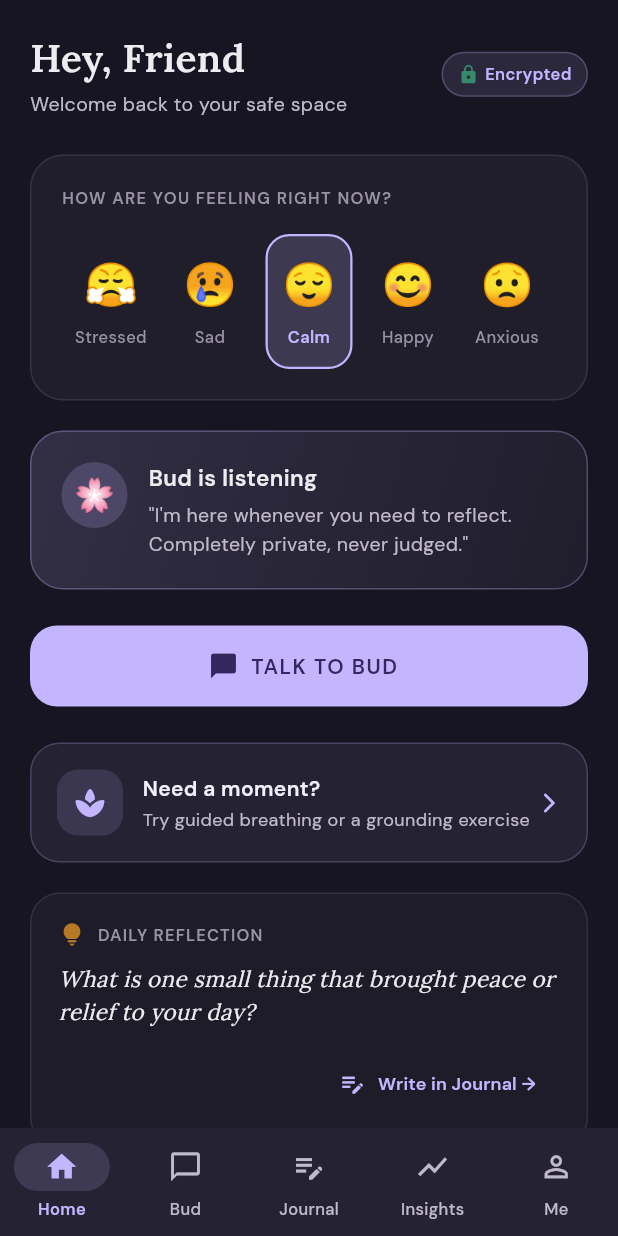
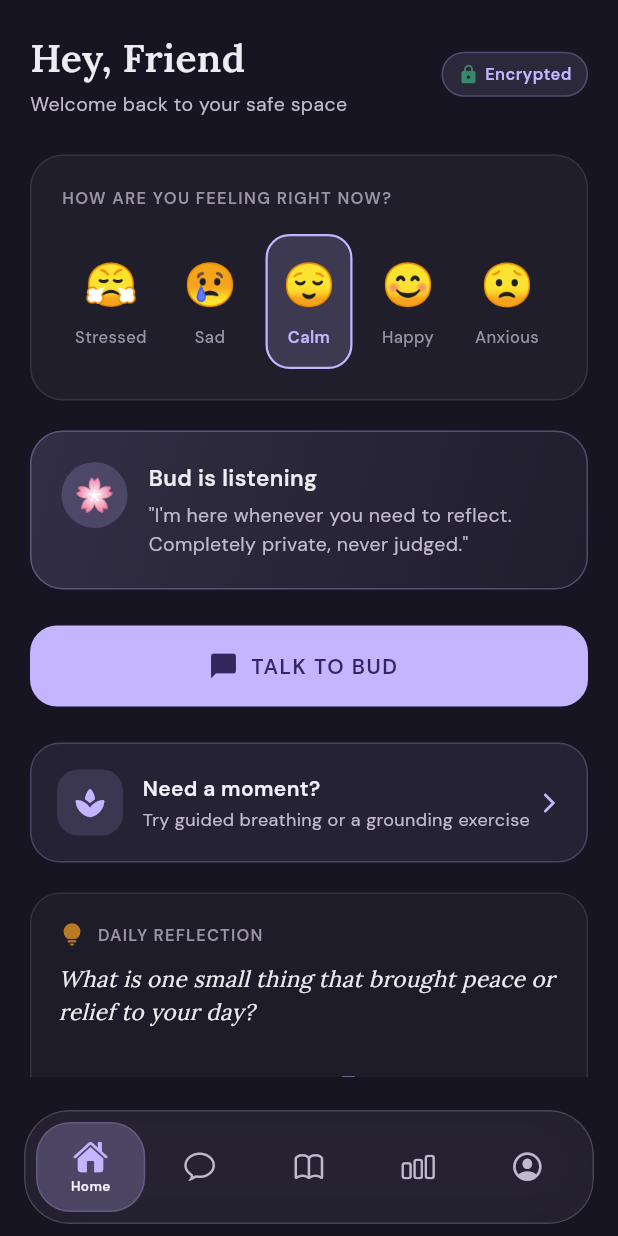
Before and after one commit to Harry-Jees/Pillow_Bud, a Flutter app: the HomeScreen screen opened directly, on a phone screen of 412 x 824 dp. Run offline on Flutter 3.47's test engine with Material 3 defaults, Android fonts, the phone set to English and light mode, and no system bars; our stand-ins replace dio, file_picker, flutter_local_notifications, flutter_riverpod, flutter_secure_storage, local_auth and 4 more; missing offline and left inert: encrypt, llama_cpp; accounts and stored records are empty.

Commit message:
Replace mobile navigation with floating liquid-glass iOS dock

```diff
--- a/pillow_bud/lib/screens/home_screen.dart
+++ b/pillow_bud/lib/screens/home_screen.dart
@@ -1,4 +1,7 @@
+import 'dart:ui' as ui;
+
 import 'package:flutter/material.dart';
+import 'package:flutter/cupertino.dart';
 import 'package:flutter_riverpod/flutter_riverpod.dart';
 import 'package:pillow_bud/providers/app_state_provider.dart';
 import 'package:pillow_bud/providers/theme_provider.dart';
@@ -121,41 +124,162 @@ class _HomeScreenState extends ConsumerState<HomeScreen> {
         }
 
         return Scaffold(
-          backgroundColor: isDarkMode ? AppColors.darkBackground : AppColors.lightBackground,
-          body: _buildScreenTransition(screens[_tabIndex]),
-          bottomNavigationBar: NavigationBar(
-            selectedIndex: _tabIndex,
-            onDestinationSelected: (i) => setState(() => _tabIndex = i),
-            destinations: const [
-              NavigationDestination(
-                icon: Icon(Icons.home_outlined),
-                selectedIcon: Icon(Icons.home),
-                label: 'Home',
+          extendBody: true,
+          backgroundColor:
+              isDarkMode ? AppColors.darkBackground : AppColors.lightBackground,
+          body: Stack(
+            fit: StackFit.expand,
+            children: [
+              Padding(
+                // Keep scrollable content clear of the floating glass dock.
+                padding: const EdgeInsets.only(bottom: 106),
+                child: _buildScreenTransition(screens[_tabIndex]),
               ),
-              NavigationDestination(
-                icon: Icon(Icons.chat_bubble_outline),
-                selectedIcon: Icon(Icons.chat_bubble),
-                label: 'Bud',
-              ),
-              NavigationDestination(
-                icon: Icon(Icons.edit_note_outlined),
-                selectedIcon: Icon(Icons.edit_note),
-                label: 'Journal',
-              ),
-              NavigationDestination(
-                icon: Icon(Icons.show_chart_outlined),
-                selectedIcon: Icon(Icons.show_chart),
-                label: 'Insights',
-              ),
-              NavigationDestination(
-                icon: Icon(Icons.person_outline),
-                selectedIcon: Icon(Icons.person),
-                label: 'Me',
+              Positioned(
+                left: 16,
+                right: 16,
+                bottom: 8,
+                child: _buildLiquidNavigation(primary, isDarkMode),
               ),
             ],
           ),
         );
       },
+    );
+  }
+
+  Widget _buildLiquidNavigation(Color primary, bool isDarkMode) {
+    final reduceMotion = MediaQuery.maybeOf(context)?.disableAnimations ?? false;
+    final foreground =
+        isDarkMode ? AppColors.textPrimaryDark : AppColors.textPrimaryLight;
+    final muted =
+        isDarkMode ? AppColors.textSecondaryDark : AppColors.textSecondaryLight;
+    const destinations = <({String label, IconData icon, IconData selectedIcon})>[
+      (label: 'Home', icon: CupertinoIcons.house, selectedIcon: CupertinoIcons.house_fill),
+      (label: 'Bud', icon: CupertinoIcons.chat_bubble, selectedIcon: CupertinoIcons.chat_bubble_fill),
+      (label: 'Journal', icon: CupertinoIcons.book, selectedIcon: CupertinoIcons.book_fill),
+      (label: 'Insights', icon: CupertinoIcons.chart_bar, selectedIcon: CupertinoIcons.chart_bar_fill),
+      (label: 'Me', icon: CupertinoIcons.person_crop_circle, selectedIcon: CupertinoIcons.person_crop_circle_fill),
+    ];
+
+    return Semantics(
+      container: true,
+      label: 'Main navigation',
+      child: ClipRRect(
+        borderRadius: BorderRadius.circular(30),
+        child: BackdropFilter(
+          filter: ui.ImageFilter.blur(sigmaX: 24, sigmaY: 24),
+          child: Container(
+            height: 76,
+            padding: const EdgeInsets.symmetric(horizontal: 7, vertical: 7),
+            decoration: BoxDecoration(
+              color: (isDarkMode ? const Color(0xFF272333) : Colors.white)
+                  .withValues(alpha: isDarkMode ? 0.76 : 0.72),
+              borderRadius: BorderRadius.circular(30),
+              border: Border.all(
+                color: (isDarkMode ? Colors.white : Colors.white)
+                    .withValues(alpha: isDarkMode ? 0.16 : 0.78),
+                width: 1,
+              ),
+              boxShadow: [
+                BoxShadow(
+                  color: Colors.black.withValues(alpha: isDarkMode ? 0.22 : 0.10),
+                  blurRadius: 32,
+                  spreadRadius: -8,
+                  offset: const Offset(0, 12),
+                ),
+                BoxShadow(
+                  color: primary.withValues(alpha: isDarkMode ? 0.09 : 0.07),
+                  blurRadius: 22,
+                  spreadRadius: -8,
+                ),
+              ],
+            ),
+            child: Row(
+              children: List.generate(destinations.length, (index) {
+                final destination = destinations[index];
+                final selected = _tabIndex == index;
+                return Expanded(
+                  child: Semantics(
+                    button: true,
+                    selected: selected,
+                    label: destination.label,
+                    child: Tooltip(
+                      message: destination.label,
+                      child: Material(
+                        color: Colors.transparent,
+                        child: InkWell(
+                          onTap: () => setState(() => _tabIndex = index),
+                          customBorder: const StadiumBorder(),
+                          child: AnimatedContainer(
+                            duration: reduceMotion
+                                ? Duration.zero
+                                : const Duration(milliseconds: 260),
+                            curve: Curves.easeOutCubic,
+                            padding: const EdgeInsets.symmetric(horizontal: 3),
+                            decoration: BoxDecoration(
+                              color: selected
+                                  ? primary.withValues(alpha: isDarkMode ? 0.24 : 0.13)
+                                  : Colors.transparent,
+                              borderRadius: BorderRadius.circular(23),
+                              border: selected
+                                  ? Border.all(
+                                      color: primary.withValues(alpha: 0.20),
+                                    )
+                                  : null,
+                            ),
+                            child: Column(
+                              mainAxisAlignment: MainAxisAlignment.center,
+                              children: [
+                                AnimatedScale(
+                                  scale: selected ? 1.04 : 1,
+                                  duration: reduceMotion
+                                      ? Duration.zero
+                                      : const Duration(milliseconds: 220),
+                                  curve: Curves.easeOutBack,
+                                  child: Icon(
+                                    selected
+                                        ? destination.selectedIcon
+                                        : destination.icon,
+                                    size: 22,
+                                    color: selected ? primary : muted,
+                                  ),
+                                ),
+                                AnimatedSize(
+                                  duration: reduceMotion
+                                      ? Duration.zero
+                                      : const Duration(milliseconds: 180),
+                                  curve: Curves.easeOutCubic,
+                                  child: selected
+                                      ? Padding(
+                                          padding: const EdgeInsets.only(top: 3),
+                                          child: Text(
+                                            destination.label,
+                                            maxLines: 1,
+                                            style: TextStyle(
+                                              fontFamily: 'DM Sans',
+                                              fontSize: 9,
+                                              height: 1,
+                                              fontWeight: FontWeight.w700,
+                                              color: foreground,
+                                            ),
+                                          ),
+                                        )
+                                      : const SizedBox(height: 0),
+                                ),
+                              ],
+                            ),
+                          ),
+                        ),
+                      ),
+                    ),
+                  ),
+                );
+              }),
+            ),
+          ),
+        ),
+      ),
     );
   }
 
```
